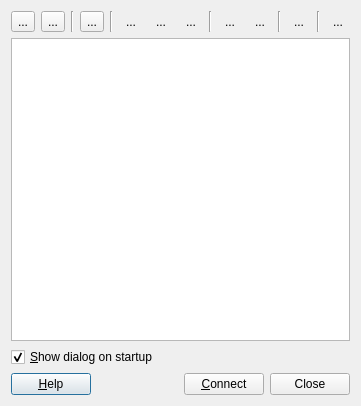
First picture: the form in src/ui/hostlistdialog.ui, repository kitech/nullfxp, before the edit.
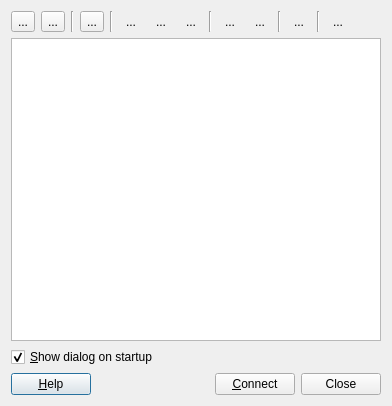
Second picture: the form after the edit. Icons and pictures are not drawn.

Commit message: 修改文件名及类名后重新编译通过。 修正会话窗口connect按钮事件。

Patch:
```diff
--- a/src/ui/hostlistdialog.ui
+++ b/src/ui/hostlistdialog.ui
@@ -6,7 +6,7 @@
    <rect>
     <x>0</x>
     <y>0</y>
-    <width>355</width>
+    <width>392</width>
     <height>406</height>
    </rect>
   </property>
```
Left out of the diff: 22 changed lines with no effect on the pictures. The commit also changes 7 other files.
